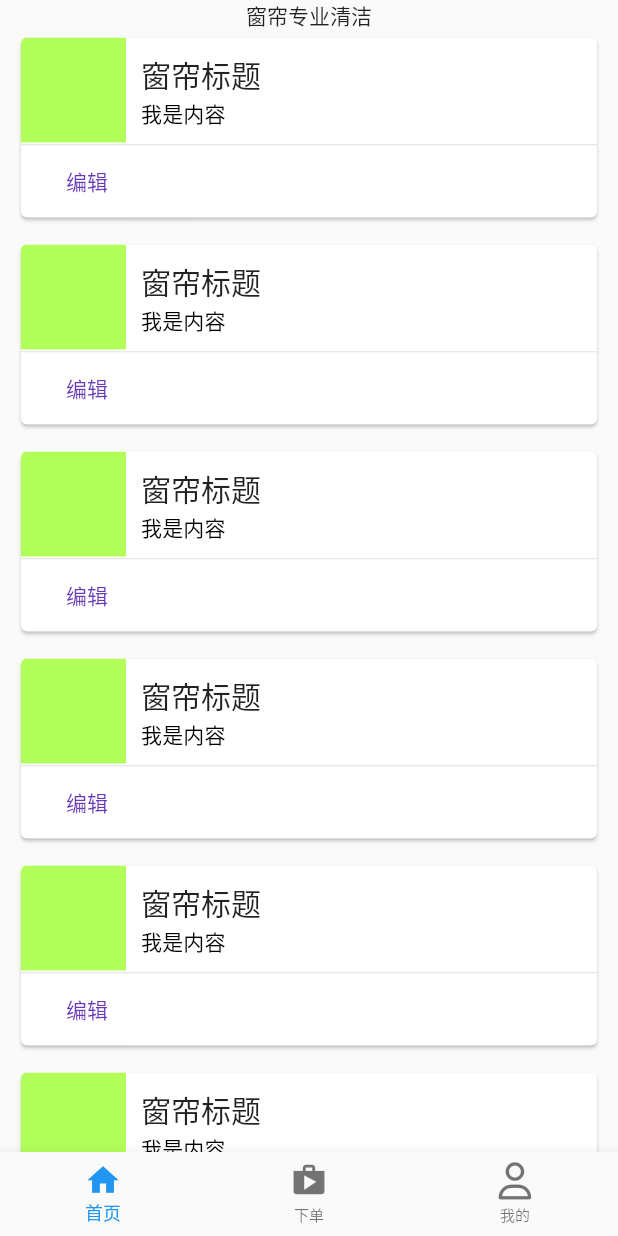
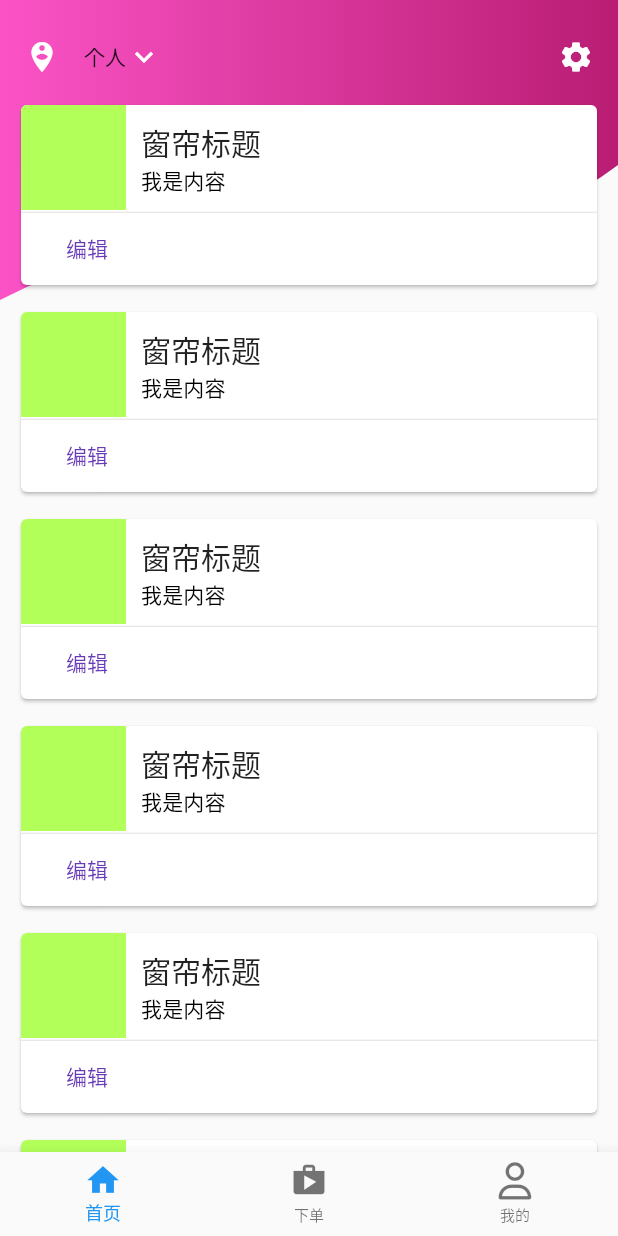
Before and after one commit to ming2d941/clean-chuanglian, a Flutter app: the screen it shows after launch, on a phone screen of 412 x 824 dp. Run offline on Flutter 3.47's test engine with Material 2 defaults, Android fonts, the phone set to English and light mode, and no system bars; drawn by our look-alikes of expandable; our stand-ins replace flutter_icons; missing offline and left inert: flutter_signature_view; accounts and stored records are empty.

Commit message:
[Feature]添加选择科室的页面及功能；

```diff
--- a/lib/config/provider_config.dart
+++ b/lib/config/provider_config.dart
@@ -1,8 +1,7 @@
+import 'package:clean_service/viewmodel/cart_model.dart';
+import 'package:clean_service/viewmodel/main_srceen_model.dart';
 import 'package:flutter/material.dart';
 import 'package:provider/provider.dart';
-import 'package:web_hello_world/screen/page/cart_page.dart';
-import 'package:web_hello_world/viewmodel/cart_model.dart';
-import 'package:web_hello_world/viewmodel/main_srceen_model.dart';
 
 import '../main.dart';
 
--- a/lib/main.dart
+++ b/lib/main.dart
@@ -1,9 +1,9 @@
+import 'package:clean_service/page/splash_page.dart';
+import 'package:clean_service/viewmodel/main_srceen_model.dart';
 import 'package:flutter/material.dart';
 import 'package:flutter/cupertino.dart';
 import 'package:flutter_icons/flutter_icons.dart';
 import 'package:provider/provider.dart';
-import 'package:web_hello_world/screen/page/splash_page.dart';
-import 'package:web_hello_world/viewmodel/main_srceen_model.dart';
 
 void main() => runApp(MyApp());
 
--- a/lib/screen/page/cart_page.dart
+++ b/lib/page/cart_page.dart
@@ -1,8 +1,7 @@
-import 'package:flutter/gestures.dart';
+import 'package:clean_service/config/provider_config.dart';
+import 'package:clean_service/config/ui_style.dart';
 import 'package:flutter/material.dart';
-import 'package:web_hello_world/config/provider_config.dart';
 import 'package:flutter_signature_view/flutter_signature_view.dart';
-import 'package:web_hello_world/config/ui_style.dart';
 
 class CartPage extends StatefulWidget {
   @override
--- /dev/null
+++ b/lib/page/home_page.dart
@@ -0,0 +1,177 @@
+import 'package:clean_service/viewmodel/cart_model.dart';
+import 'package:clean_service/viewmodel/customer_controller.dart';
+import 'package:clean_service/viewmodel/main_srceen_model.dart';
+import 'package:clean_service/widget/custom_product_item.dart';
+import 'package:clean_service/widget/quiz_options.dart';
+import 'package:expandable/expandable.dart';
+import 'package:flutter/material.dart';
+import 'package:provider/provider.dart';
+
+class HomePage extends StatefulWidget {
+  @override
+  _HomePageState createState() => _HomePageState();
+}
+
+class _HomePageState extends State<HomePage> {
+  double _height;
+  double _width;
+  var scaffoldKey = GlobalKey<ScaffoldState>();
+
+  @override
+  Widget build(BuildContext context) {
+    _height = MediaQuery.of(context).size.height;
+    _width = MediaQuery.of(context).size.width;
+    return Consumer<MainScreenModel>(
+        builder: (context, mainScreenModel, child) {
+          return Scaffold(
+            backgroundColor: Colors.grey[90],
+            key: scaffoldKey,
+            body: Stack(children: <Widget>[
+              ClipPath(
+                clipper: WaveClipper(),
+                child: Container(
+                  height: 200,
+                  decoration: BoxDecoration(
+                      gradient: LinearGradient(
+                          colors: [Color(0xfffb53c6), Color(0xffb91d73)])),
+                ),),
+              Column(children: <Widget>[
+                SizedBox(
+                  height: 10,
+                ),
+                Padding(
+                  padding: const EdgeInsets.all(16.0),
+                  child: Row(
+                    children: <Widget>[
+                      Icon(
+                        Icons.person_pin_circle,
+                        color: Colors.white,
+                      ),
+                      SizedBox(
+                        width: 16,
+                      ),
+                      PopupMenuButton(
+                        onSelected: (index) {
+                          mainScreenModel.setCustomerIndex(index);
+                        },
+                        child: Row(
+                          children: <Widget>[
+                            Text(
+                                mainScreenModel.customerController.current.info.name??'未知'
+//                                locations[selectedLocationIndex],
+//                                style: dropdownMenuLabel,
+                            ),
+                            Icon(
+                              Icons.keyboard_arrow_down,
+                              color: Colors.white,
+                            )
+                          ],
+                        ),
+                        itemBuilder: (BuildContext context) =>
+                        <PopupMenuItem<int>>[
+                          PopupMenuItem(
+                            child: Text(
+                                mainScreenModel.customerController.allCustomer[0].info.name
+//                                locations[0],
+//                                style: dropdownMenuItem,
+                            ),
+                            value: 0,
+                          ),
+                          PopupMenuItem(
+                            child: Text(
+                                mainScreenModel.customerController.allCustomer[1].info.name
+//                                locations[1],
+//                                style: dropdownMenuItem,
+                            ),
+                            value: 1,
+                          ),
+                        ],
+                      ),
+                      Spacer(),
+                      Icon(
+                        Icons.settings,
+                        color: Colors.white,
+                      )
+                    ],
+                  ),
+                ),
+                _expandListView(context, mainScreenModel), //, mainScreenModel.customerController
+              ])
+            ]),
+          );
+        }
+    );
+  }
+
+  _expandListView(BuildContext context, MainScreenModel model) {
+//    MainScreenModel model = Provider.of<MainScreenModel>(context);
+    return Expanded(
+      child: ExpandableTheme(
+        data: ExpandableThemeData(iconColor: Colors.blue, useInkWell: false),
+        child: ListView(
+          children: <Widget>[
+            GestureDetector(child: CustomProductItem(),
+            onTap: () {
+              _cartPressed(context, model, Product());
+            }),
+            CustomProductItem(),
+            CustomProductItem(),
+            CustomProductItem(),
+            CustomProductItem(),
+            CustomProductItem(),
+            CustomProductItem(),
+            CustomProductItem(),
+            CustomProductItem(),
+          ],
+        ),
+      ),
+    );
+//  return Container(
+//    height: 80,
+//    width:_width,
+//    child: GestureDetector(
+//      child: Text('xxx'),
+//      onTap: () {
+//        _cartPressed(context, model.customerController);
+//      },
+//    ),
+//    ) ;
+  }
+
+  _cartPressed(BuildContext context, MainScreenModel model, Product curProduct) {
+    showModalBottomSheet(
+      context: context,
+      builder: (sheetContext) => BottomSheet(
+        builder: (_) => QuizOptionsDialog(model: model,product: curProduct),
+        onClosing: (){},
+      ),
+    );
+
+  }
+}
+
+class WaveClipper extends CustomClipper<Path> {
+  @override
+  Path getClip(Size size) {
+    final path = Path();
+    path.lineTo(0.0, size.height);
+
+    var firstEndPoint = Offset(size.width / 2, size.height - 30);
+    var firstControlPoint = Offset(size.width / 4, size.height - 53);
+    path.quadraticBezierTo(firstControlPoint.dx, firstControlPoint.dy,
+        firstEndPoint.dx, firstEndPoint.dy);
+    var secondEndPoint = Offset(size.width, size.height - 90);
+    var secondControlPoint = Offset(size.width * 3 / 4, size.height - 14);
+    path.quadraticBezierTo(secondControlPoint.dx, secondControlPoint.dy,
+        secondEndPoint.dx, secondEndPoint.dy);
+
+    path.lineTo(size.width, size.height);
+    path.lineTo(size.width, 0);
+    path.close();
+
+    return path;
+  }
+
+  @override
+  bool shouldReclip(CustomClipper<Path> oldClipper) => false;
+}
--- a/lib/screen/page/splash_page.dart
+++ b/lib/page/splash_page.dart
@@ -1,8 +1,8 @@
 import 'dart:async';
 
+import 'package:clean_service/config/provider_config.dart';
 import 'package:flutter/cupertino.dart';
 import 'package:flutter/material.dart';
-import 'package:web_hello_world/config/provider_config.dart';
 
 class SplashPage extends StatelessWidget {
   @override
--- a/lib/screen/page/home_page.dart
+++ /dev/null
@@ -1,55 +0,0 @@
-import 'package:expandable/expandable.dart';
-import 'package:flutter/material.dart';
-import 'package:web_hello_world/widget/custom_product_item.dart';
-
-class HomePage extends StatefulWidget {
-  @override
-  _HomePageState createState() => _HomePageState();
-}
-
-class _HomePageState extends State<HomePage> {
-  double _height;
-  double _width;
-  var scaffoldKey = GlobalKey<ScaffoldState>();
-
-  @override
-  Widget build(BuildContext context) {
-    _height = MediaQuery.of(context).size.height;
-    _width = MediaQuery.of(context).size.width;
-    return Scaffold(
-      backgroundColor: Colors.grey[90],
-      key: scaffoldKey,
-      body: Container(
-        height: _height,
-        width: _width,
-        child: Column(children: <Widget>[
-          Center(
-            child: Text("窗帘专业清洁"),
-          ),
-          _expandListView(),
-        ]),
-      ),
-    );
-  }
-
-  _expandListView() {
-    return Expanded(
-      child: ExpandableTheme(
-        data: ExpandableThemeData(iconColor: Colors.blue, useInkWell: false),
-        child: ListView(
-          children: <Widget>[
-            CustomProductItem(),
-            CustomProductItem(),
-            CustomProductItem(),
-            CustomProductItem(),
-            CustomProductItem(),
-            CustomProductItem(),
-            CustomProductItem(),
-            CustomProductItem(),
-            CustomProductItem(),
-          ],
-        ),
-      ),
-    );
-  }
-}
--- a/lib/viewmodel/cart_model.dart
+++ b/lib/viewmodel/cart_model.dart
@@ -1,37 +1,56 @@
 import 'package:flutter/material.dart';
 
-class CartModel extends ChangeNotifier{
-  List<Product> lists;
+import 'customer_info.dart';
+
+class CartModel extends ChangeNotifier {
+  Map<CustomerInfo, List<Product>> lists;
 
   CartModel() {
-    lists = List<Product>();
+    lists = Map<CustomerInfo, List<Product>>();
   }
 
-  add(Product product) {
-    lists.add(product);
-
+  add(CustomerInfo customerInfo, Product product) {
+    if (lists.containsKey(customerInfo)) {
+      lists[customerInfo]?.forEach((productItem) {
+        if (product == productItem) {
+          product.count++;
+        } else {
+          lists[customerInfo]?.add(product);
+        }
+      });
+    } else {
+      lists[customerInfo] = List<Product>()..add(product);
+    }
     notifyListeners();
   }
 
-  remove(Product product) {
-    lists.remove(product);
+  remove(CustomerInfo customerInfo, Product product) {
+    if (lists.containsKey(customerInfo)) {
+      lists[customerInfo]?.forEach((productItem) {
+        if (product == productItem) {
+          if (product.count > 1) {
+            product.count--;
+          } else {
+            lists[customerInfo].remove(product);
+          }
+        }
+      });
+    }
 
     notifyListeners();
-  }
-
-  modify(Product product) {
-    if (lists.contains(product)) {
-      lists.remove(product);
-      lists.add(product);
-      notifyListeners();
-    }
   }
 }
 
 class Product {
+  int count = 1;
 
-  int width;
-  int height;
   int price;
 
+  ProductType type;
 }
+
+enum ProductType {
+  ChuangLian,
+  WeiLian,
+  Custom,
+}
--- /dev/null
+++ b/lib/viewmodel/customer_controller.dart
@@ -0,0 +1,14 @@
+import 'customer_info.dart';
+
+class CustomerController {
+
+  List<Customer> allCustomer;
+
+  int _index = 0;
+
+  Customer get current => allCustomer?.elementAt(_index);
+
+  set index(int value) {
+    _index = value;
+  }
+}
--- /dev/null
+++ b/lib/viewmodel/customer_info.dart
@@ -0,0 +1,45 @@
+import 'package:flutter/material.dart';
+
+abstract class Customer {
+
+  CustomerType get type;
+
+  CustomerInfo info;
+}
+
+class  CustomerInfo {
+  int id;
+
+  String name;
+
+  List<CustomerInfo> nextInfo;
+
+  @override
+  bool operator ==(Object other) {
+    return other is CustomerInfo && other.id == this.id
+    && (other.name == this.name);
+  }
+
+  @override
+  int get hashCode => hashValues(id, name);
+
+  @override
+  String toString() => 'id: $id ;name: $name';
+}
+
+class Personal extends Customer {
+
+  @override
+  CustomerType get type => CustomerType.personal;
+}
+
+class BigCustomer extends Customer {
+
+  @override
+  CustomerType get type => CustomerType.bigCustomer;
+}
+
+enum CustomerType {
+  personal,
+  bigCustomer,
+}
--- a/lib/viewmodel/main_srceen_model.dart
+++ b/lib/viewmodel/main_srceen_model.dart
@@ -1,13 +1,16 @@
+import 'package:clean_service/page/cart_page.dart';
+import 'package:clean_service/page/home_page.dart';
+import 'package:clean_service/page/mine_page.dart';
+import 'package:clean_service/viewmodel/customer_controller.dart';
 import 'package:flutter/material.dart';
-import 'package:web_hello_world/config/provider_config.dart';
-import 'package:web_hello_world/screen/page/expanedable_test.dart';
-import 'package:web_hello_world/screen/page/mine_page.dart';
-import 'package:web_hello_world/viewmodel/cart_model.dart';
+import 'cart_model.dart';
 
-import '../screen/page/cart_page.dart';
-import '../screen/page/home_page.dart';
+import 'customer_info.dart';
+
 
 class MainScreenModel extends ChangeNotifier {
+
+  CustomerController customerController;
 
   CartModel _cartModel;
 
@@ -16,12 +19,57 @@ class MainScreenModel extends ChangeNotifier {
   List<Widget> pages;
 
   MainScreenModel() {
+    List<CustomerInfo> bigCustomer = List();
+    bigCustomer.add(CustomerInfo()..id = 0..name = '外科楼'..nextInfo = (List<CustomerInfo>()
+      ..add(CustomerInfo()..id = 0..name = '9病区')
+      ..add(CustomerInfo()..id = 1..name = '8病区')
+      ..add(CustomerInfo()..id = 2..name = '7病区')
+      ..add(CustomerInfo()..id = 3..name = 'ICU')
+      ..add(CustomerInfo()..id = 4..name = '六区')
+      ..add(CustomerInfo()..id = 5..name = '手术室')
+      ..add(CustomerInfo()..id = 6..name = '康复室')
+    ));
+    bigCustomer.add(CustomerInfo()..id = 1..name = '内科楼'..nextInfo = (List<CustomerInfo>()
+      ..add(CustomerInfo()..id = 0..name = '1病区')
+      ..add(CustomerInfo()..id = 1..name = '2病区')
+      ..add(CustomerInfo()..id = 2..name = '3病区')
+      ..add(CustomerInfo()..id = 3..name = '4病区')
+      ..add(CustomerInfo()..id = 4..name = '5病区')
+    ));
+
+    bigCustomer.add(CustomerInfo()..id = 2..name = '急诊楼'..nextInfo = (List<CustomerInfo>()
+      ..add(CustomerInfo()..id = 0..name = '1楼门诊')
+      ..add(CustomerInfo()..id = 1..name = '1楼急诊')
+      ..add(CustomerInfo()..id = 2..name = '内镜室')
+      ..add(CustomerInfo()..id = 3..name = '11病区')
+      ..add(CustomerInfo()..id = 4..name = '12病区')
+      ..add(CustomerInfo()..id = 5..name = '13病区')
+      ..add(CustomerInfo()..id = 6..name = '连廊')
+    ));
+    bigCustomer.add(CustomerInfo()..id = 3..name = '儿科/办公楼'..nextInfo = (List<CustomerInfo>()
+      ..add(CustomerInfo()..id = 0..name = '儿科')
+      ..add(CustomerInfo()..id = 1..name = '办公楼')
+    ));
+
     pages = [HomePage(), CartPage(), MinePage()];
+
+    customerController = CustomerController();
+    customerController.allCustomer = List<Customer>()
+      ..add(Personal()..info = (CustomerInfo()..id = 0..name = '个人'))
+      ..add(BigCustomer()..info = (CustomerInfo()..id = 1..name = '脑科'..nextInfo = bigCustomer));
+
+    _cartModel = CartModel();
   }
 
-  addProduct(Product product) {
-    _cartModel.add(product);
+  setCustomerIndex(int index) {
+    customerController?.index = index;
+    notifyListeners();
+  }
 
+  addProduct(List<CustomerInfo> customerInfo, Product product) {
+    customerInfo.forEach((customerInfo) {
+      _cartModel.add(customerInfo, product);
+    });
     notifyListeners();
   }
 
--- a/pubspec.yaml
+++ b/pubspec.yaml
@@ -1,4 +1,4 @@
-name: web_hello_world
+name: clean_service
 description: A new Flutter project.
 
 # The following defines the version and build number for your application.
```
Also changed, not shown: lib/widget/quiz_options.dart (added, +227 -0 lines), lib/page/address_select.dart (added), lib/page/expanedable_test.dart (renamed from lib/screen/page/expanedable_test.dart), lib/page/mine_page.dart (renamed from lib/screen/page/mine_page.dart), 1 other file.
